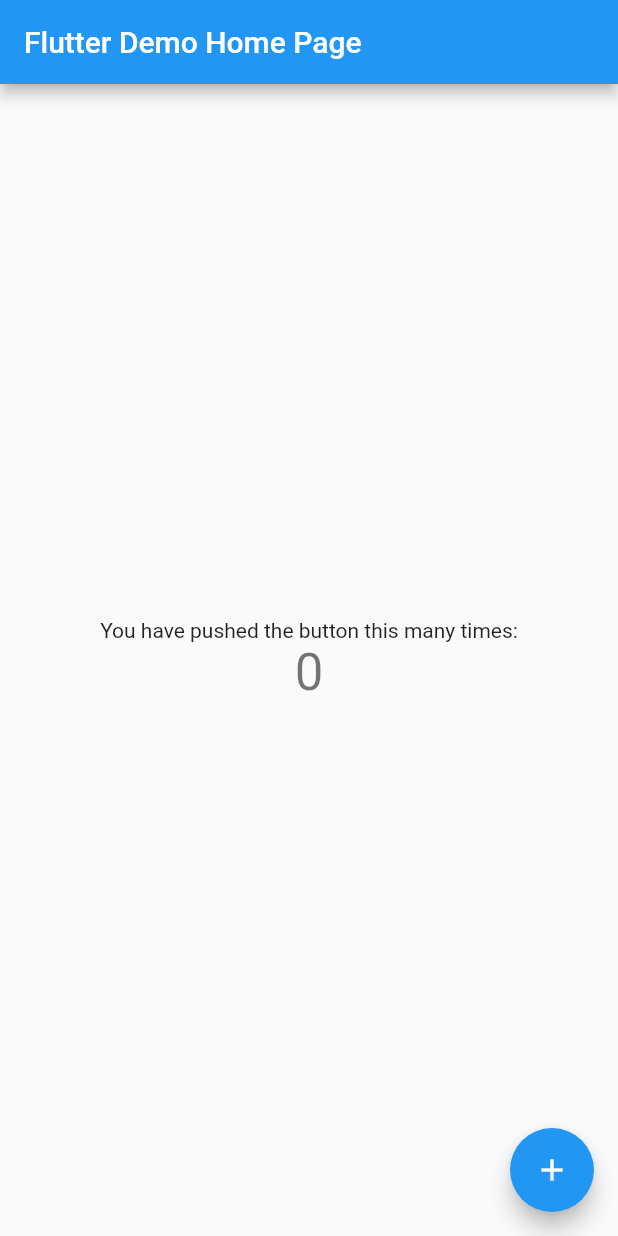
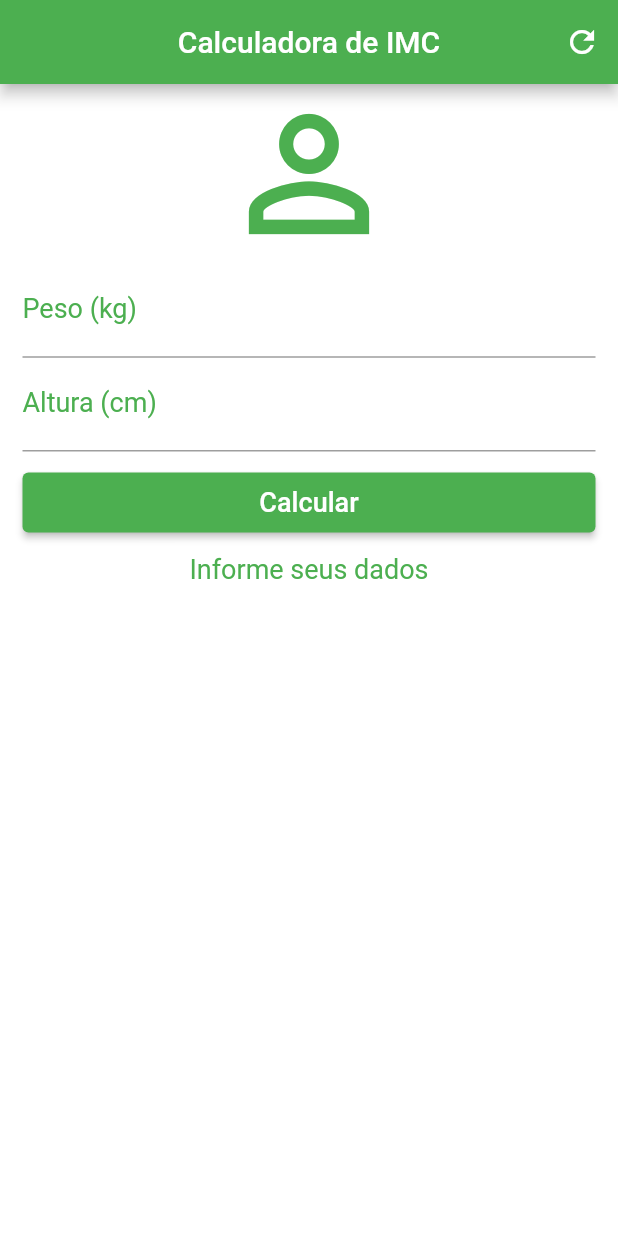
Before and after one commit to Andrewdm0/calculadora_de_imc, a Flutter app: the screen it shows after launch, on a phone screen of 412 x 824 dp. Run offline on Flutter 3.47's test engine with Material 2 defaults, Android fonts, the phone set to English and light mode, and no system bars.

Commit message:
main fix

```diff
--- a/lib/main.dart
+++ b/lib/main.dart
@@ -1,115 +1,154 @@
 import 'package:flutter/material.dart';
 
 void main() {
-  runApp(const MyApp());
+  runApp(MaterialApp(
+    home: Home(),
+    debugShowCheckedModeBanner: false,
+  ));
 }
 
-class MyApp extends StatelessWidget {
-  const MyApp({Key? key}) : super(key: key);
+class Home extends StatefulWidget {
+  const Home({Key? key}) : super(key: key);
 
-  // This widget is the root of your application.
   @override
-  Widget build(BuildContext context) {
-    return MaterialApp(
-      title: 'Flutter Demo',
-      theme: ThemeData(
-        // This is the theme of your application.
-        //
-        // Try running your application with "flutter run". You'll see the
-        // application has a blue toolbar. Then, without quitting the app, try
-        // changing the primarySwatch below to Colors.green and then invoke
-        // "hot reload" (press "r" in the console where you ran "flutter run",
-        // or simply save your changes to "hot reload" in a Flutter IDE).
-        // Notice that the counter didn't reset back to zero; the application
-        // is not restarted.
-        primarySwatch: Colors.blue,
-      ),
-      home: const MyHomePage(title: 'Flutter Demo Home Page'),
-    );
-  }
+  State<Home> createState() => _HomeState();
 }
 
-class MyHomePage extends StatefulWidget {
-  const MyHomePage({Key? key, required this.title}) : super(key: key);
 
-  // This widget is the home page of your application. It is stateful, meaning
-  // that it has a State object (defined below) that contains fields that affect
-  // how it looks.
+class _HomeState extends State<Home> {
 
-  // This class is the configuration for the state. It holds the values (in this
-  // case the title) provided by the parent (in this case the App widget) and
-  // used by the build method of the State. Fields in a Widget subclass are
-  // always marked "final".
+  TextEditingController weightController = TextEditingController();
+  TextEditingController heightController = TextEditingController();
+  String _infoText = "Informe seus dados";
+  String? errorWeight;
+  String? errorHeight;
 
-  final String title;
 
-  @override
-  State<MyHomePage> createState() => _MyHomePageState();
-}
+  void _resetField(){
+    weightController.text = "";
+    heightController.text = "";
 
-class _MyHomePageState extends State<MyHomePage> {
-  int _counter = 0;
-
-  void _incrementCounter() {
-    setState(() {
-      // This call to setState tells the Flutter framework that something has
-      // changed in this State, which causes it to rerun the build method below
-      // so that the display can reflect the updated values. If we changed
-      // _counter without calling setState(), then the build method would not be
-      // called again, and so nothing would appear to happen.
-      _counter++;
+    setState((){
+      _infoText = "Informe seus dados";
+      errorWeight = null;
+      errorHeight = null;
     });
   }
 
+  void calculate(){
+
+    setState((){
+
+      double weight = double.parse(weightController.text);
+      double height = double.parse(heightController.text) / 100;
+      double imc = weight / (height * height);
+
+      if(imc < 18.5){
+        _infoText = "Abaixo do peso (${imc.toStringAsPrecision(4)})";
+      } else if(imc >= 18.5 && imc < 25){
+        _infoText = "Peso Ideal (${imc.toStringAsPrecision(4)})";
+      } else if(imc >= 25 && imc < 30){
+        _infoText = "Sobrepeso (${imc.toStringAsPrecision(4)})";
+      } else if(imc >= 30 && imc < 35){
+        _infoText = "Obesidade grau I (${imc.toStringAsPrecision(4)})";
+      } else if(imc >= 35 && imc < 40){
+        _infoText = "Obesidade grau II (${imc.toStringAsPrecision(4)})";
+      } else if(imc >= 40){
+        _infoText = "Obesidade grau III (${imc.toStringAsPrecision(4)})";
+      }
+
+    });
+
+
+  }
   @override
   Widget build(BuildContext context) {
-    // This method is rerun every time setState is called, for instance as done
-    // by the _incrementCounter method above.
-    //
-    // The Flutter framework has been optimized to make rerunning build methods
-    // fast, so that you can just rebuild anything that needs updating rather
-    // than having to individually change instances of widgets.
     return Scaffold(
       appBar: AppBar(
-        // Here we take the value from the MyHomePage object that was created by
-        // the App.build method, and use it to set our appbar title.
-        title: Text(widget.title),
+        title: Text('Calculadora de IMC'),
+        centerTitle: true,
+        backgroundColor: Colors.green,
+        actions: [
+          IconButton(
+            onPressed: _resetField,
+            icon: Icon(Icons.refresh),
+          ),
+        ],
       ),
-      body: Center(
-        // Center is a layout widget. It takes a single child and positions it
-        // in the middle of the parent.
+      backgroundColor: Colors.white,
+      body: SingleChildScrollView(
+        padding: EdgeInsets.symmetric(horizontal: 15),
         child: Column(
-          // Column is also a layout widget. It takes a list of children and
-          // arranges them vertically. By default, it sizes itself to fit its
-          // children horizontally, and tries to be as tall as its parent.
-          //
-          // Invoke "debug painting" (press "p" in the console, choose the
-          // "Toggle Debug Paint" action from the Flutter Inspector in Android
-          // Studio, or the "Toggle Debug Paint" command in Visual Studio Code)
-          // to see the wireframe for each widget.
-          //
-          // Column has various properties to control how it sizes itself and
-          // how it positions its children. Here we use mainAxisAlignment to
-          // center the children vertically; the main axis here is the vertical
-          // axis because Columns are vertical (the cross axis would be
-          // horizontal).
-          mainAxisAlignment: MainAxisAlignment.center,
-          children: <Widget>[
-            const Text(
-              'You have pushed the button this many times:',
+          crossAxisAlignment: CrossAxisAlignment.stretch,
+          children: [
+            Icon(
+              Icons.person_outline,
+              size: 120,
+              color: Colors.green,
+            ),
+            TextField(
+              controller: weightController,
+              keyboardType: TextInputType.number,
+              decoration: InputDecoration(
+                label: Text(""
+                    "Peso (kg)"),
+                labelStyle: TextStyle(color: Colors.green),
+                errorText: errorWeight,
+              ),
+              textAlign: TextAlign.center,
+              style: TextStyle(color: Colors.green, fontSize: 18),
+            ),
+            TextField(
+              controller: heightController,
+              keyboardType: TextInputType.number,
+              decoration: InputDecoration(
+                labelText: "Altura (cm)",
+                labelStyle: TextStyle(color: Colors.green),
+                errorText: errorHeight,
+              ),
+              textAlign: TextAlign.center,
+              style: TextStyle(color: Colors.green, fontSize: 18),
+            ),
+            Padding(
+              padding: const EdgeInsets.symmetric(vertical: 10),
+              child: ElevatedButton(
+                onPressed: (){
+                  setState((){
+                    String weightText = weightController.text;
+                    String heightText = weightController.text;
+
+                    if(weightText.isEmpty && heightText.isEmpty){
+
+                      errorWeight = 'Preencha esse campo';
+                      errorHeight = 'Preencha esse campo';
+
+                    }else{
+                      calculate();
+                    }
+                  });
+
+                },
+                child: Text(
+                  'Calcular',
+                  style: TextStyle(fontSize: 18),
+                ),
+                style: ElevatedButton.styleFrom(
+                  primary: Colors.green,
+                  fixedSize: Size(30, 40),
+                ),
+              ),
             ),
             Text(
-              '$_counter',
-              style: Theme.of(context).textTheme.headline4,
+              _infoText,
+              textAlign: TextAlign.center,
+              style: TextStyle(
+                color: Colors.green,
+                fontSize: 18,
+              ),
             ),
           ],
         ),
       ),
-      floatingActionButton: FloatingActionButton(
-        onPressed: _incrementCounter,
-        tooltip: 'Increment',
-        child: const Icon(Icons.add),
-      ), // This trailing comma makes auto-formatting nicer for build methods.
     );
   }
 }
```
